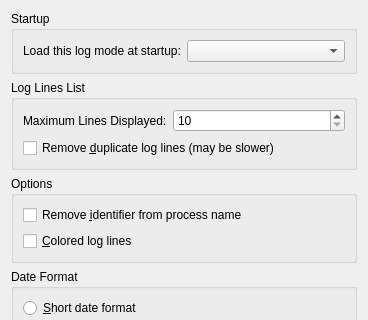
First picture: the form in src/generalConfigurationWidgetBase.ui, repository KDE/ksystemlog, before the edit; both pictures show x 0 to 368 and y 0 to 320 of the 368 by 497 pixel window.
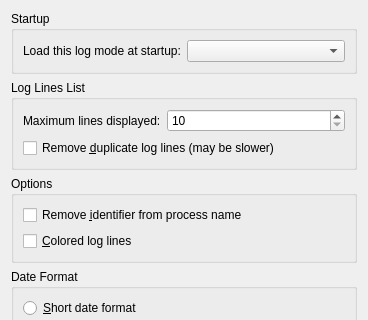
Second picture: the form after the edit.

```diff
--- a/src/generalConfigurationWidgetBase.ui
+++ b/src/generalConfigurationWidgetBase.ui
@@ -51,7 +51,7 @@
         <item>
          <widget class="QLabel" name="maxLinesLabel" >
           <property name="text" >
-           <string>Maximum Lines Displayed:</string>
+           <string>Maximum lines displayed:</string>
           </property>
           <property name="buddy" >
            <cstring>maxLines</cstring>
```
